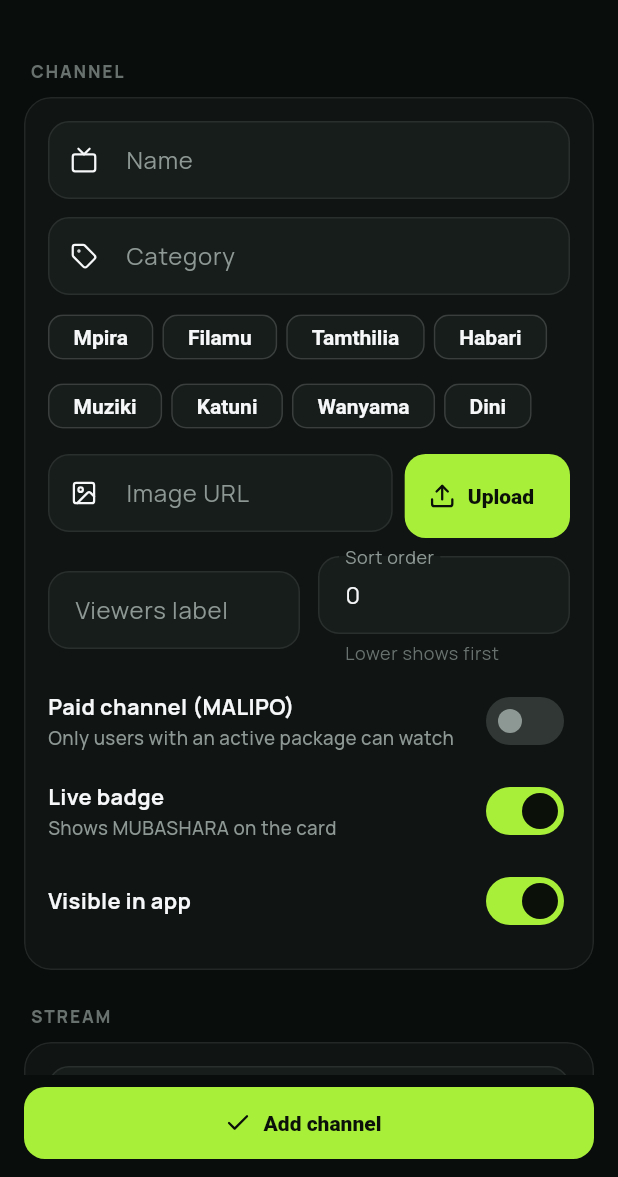
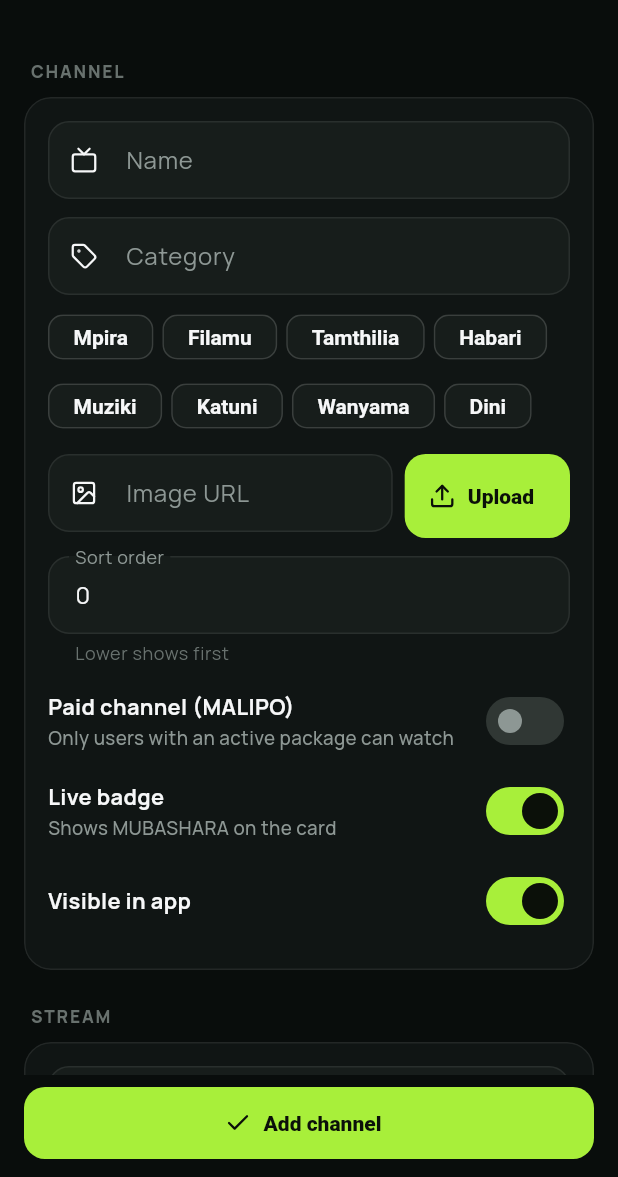
Before and after one commit to mwaijengo/UhuruMax, a Flutter app: the ChannelForm screen opened directly, on a phone screen of 412 x 824 dp, the part 59-1236 px from its top. Run offline on Flutter 3.47's test engine with Material 3 defaults, Android fonts, the phone set to English and light mode, and no system bars; our stand-ins replace cached_network_image, firebase_core, firebase_messaging, flutter_cache_manager, flutter_local_notifications, google_fonts and 5 more; accounts and stored records are empty.

Commit message:
Channel form: drop viewers label, ClearKey keys only, no licence URL/headers fields
- Widevine licence comes from the stream; ClearKey uses kid:key pairs
- Existing licence settings are preserved when an older channel is saved
- Player info bar shows MUBASHARA without a viewer count

Co-authored-by: Cursor <cursoragent@cursor.com>

```diff
--- a/lib/screens/player_screen.dart
+++ b/lib/screens/player_screen.dart
@@ -356,7 +356,7 @@ class _PlayerScreenState extends State<PlayerScreen>
                                         const LiveDot(size: 5, ring: false),
                                         const SizedBox(width: 5),
                                         Text(
-                                          'MUBASHARA • ${channel.live} wanatazama',
+                                          'MUBASHARA',
                                           style: uStyle(
                                             9,
                                             color: const Color(0xFFD1D5D3),
--- a/uhuru/lib/screens/channel_form.dart
+++ b/uhuru/lib/screens/channel_form.dart
@@ -60,12 +60,9 @@ class _ChannelFormState extends State<ChannelForm> {
   late final _name = TextEditingController(text: _initial.name);
   late final _category = TextEditingController(text: _initial.category);
   late final _image = TextEditingController(text: _initial.imageUrl);
-  late final _viewers = TextEditingController(text: _initial.viewers);
   late final _sort = TextEditingController(text: '${_initial.sortOrder}');
   late final _stream = TextEditingController(text: _initial.streamUrl);
   late final _clearKeys = TextEditingController(text: _initial.clearKeys);
-  late final _licenseUrl = TextEditingController(text: _initial.licenseUrl);
-  late final _licenseHeaders = TextEditingController(text: headerLines(_initial.licenseHeaders));
   late final _referer = TextEditingController(text: _initial.referer);
   late final _origin = TextEditingController(text: _initial.origin);
   late final _userAgent = TextEditingController(text: _initial.userAgent);
@@ -83,8 +80,8 @@ class _ChannelFormState extends State<ChannelForm> {
   @override
   void dispose() {
     for (final c in [
-      _name, _category, _image, _viewers, _sort, _stream, _clearKeys, _licenseUrl, //
-      _licenseHeaders, _referer, _origin, _userAgent, _headers,
+      _name, _category, _image, _sort, _stream, _clearKeys, //
+      _referer, _origin, _userAgent, _headers,
     ]) {
       c.dispose();
     }
@@ -117,13 +114,13 @@ class _ChannelFormState extends State<ChannelForm> {
       live: _live,
       active: _active,
       sortOrder: int.tryParse(_sort.text.trim()) ?? 0,
-      viewers: _viewers.text.trim(),
       streamUrl: _stream.text.trim(),
       streamType: _streamType,
       drmType: _drm,
       clearKeys: _drm == DrmType.clearkey ? _clearKeys.text.trim() : '',
-      licenseUrl: _drm == DrmType.none ? '' : _licenseUrl.text.trim(),
-      licenseHeaders: _drm == DrmType.none ? {} : parseHeaderLines(_licenseHeaders.text),
+      // No longer editable; kept so older channels that rely on them keep playing.
+      licenseUrl: _drm == DrmType.none ? '' : _initial.licenseUrl,
+      licenseHeaders: _drm == DrmType.none ? {} : _initial.licenseHeaders,
       referer: _referer.text.trim(),
       origin: _origin.text.trim(),
       userAgent: _userAgent.text.trim(),
@@ -214,23 +211,10 @@ class _ChannelFormState extends State<ChannelForm> {
                       const SizedBox(height: 12),
                       ImageField(controller: _image, validator: (v) => _url(v)),
                       const SizedBox(height: 12),
-                      Row(
-                        children: [
-                          Expanded(
-                            child: TextFormField(
-                              controller: _viewers,
-                              decoration: const InputDecoration(labelText: 'Viewers label', hintText: 'e.g. 24K'),
-                            ),
-                          ),
-                          const SizedBox(width: 12),
-                          Expanded(
-                            child: TextFormField(
-                              controller: _sort,
-                              keyboardType: TextInputType.number,
-                              decoration: const InputDecoration(labelText: 'Sort order', helperText: 'Lower shows first'),
-                            ),
-                          ),
-                        ],
+                      TextFormField(
+                        controller: _sort,
+                        keyboardType: TextInputType.number,
+                        decoration: const InputDecoration(labelText: 'Sort order', helperText: 'Lower shows first'),
                       ),
                       const SizedBox(height: 8),
                       SwitchRow(
@@ -406,62 +390,23 @@ class _ChannelFormState extends State<ChannelForm> {
             style: uStyle(13, weight: FontWeight.w600).copyWith(fontFamily: 'monospace'),
             validator: (v) {
               final keys = (v ?? '').trim();
-              if (keys.isEmpty && _licenseUrl.text.trim().isEmpty) {
-                return 'Add keys or a licence URL';
-              }
-              return keys.isEmpty ? null : validateClearKeys(keys);
+              return keys.isEmpty ? 'Add at least one kid:key pair' : validateClearKeys(keys);
             },
             decoration: const InputDecoration(
-              labelText: 'Keys (kid:key)',
+              labelText: 'ClearKey (kid:key)',
               hintText: 'feedf00deedeadbeeff0baadf00dd00d:00112233445566778899aabbccddeeff',
               helperText: 'One pair per line, hex (32 characters) or base64url',
               alignLabelWithHint: true,
             ),
           ),
-          const SizedBox(height: 12),
-          TextFormField(
-            controller: _licenseUrl,
-            validator: (v) => _url(v),
-            keyboardType: TextInputType.url,
-            decoration: const InputDecoration(
-              labelText: 'ClearKey licence URL (optional)',
-              helperText: 'Use instead of fixed keys when keys come from a server',
-              prefixIcon: Icon(LucideIcons.server, size: 18),
-            ),
-          ),
-          const SizedBox(height: 12),
-          _licenseHeadersField(),
         ];
       case DrmType.widevine:
         return [
-          TextFormField(
-            controller: _licenseUrl,
-            validator: (v) => _url(v, required: true),
-            keyboardType: TextInputType.url,
-            decoration: const InputDecoration(
-              labelText: 'Widevine licence URL',
-              hintText: 'https://license.example.com/widevine',
-              prefixIcon: Icon(LucideIcons.server, size: 18),
-            ),
+          Text(
+            'The player gets the Widevine licence automatically from the stream.',
+            style: uStyle(12.5, color: AppColors.muted, height: 1.4),
           ),
-          const SizedBox(height: 12),
-          _licenseHeadersField(),
         ];
     }
   }
-
-  Widget _licenseHeadersField() {
-    return TextFormField(
-      controller: _licenseHeaders,
-      minLines: 1,
-      maxLines: 5,
-      validator: _headerValidator,
-      decoration: const InputDecoration(
-        labelText: 'Licence request headers (optional)',
-        hintText: 'Authorization: Bearer …',
-        helperText: 'One "Name: value" per line',
-        alignLabelWithHint: true,
-      ),
-    );
-  }
 }
```
Also changed, not shown: lib/data/catalog.dart (+6 -11 lines).
